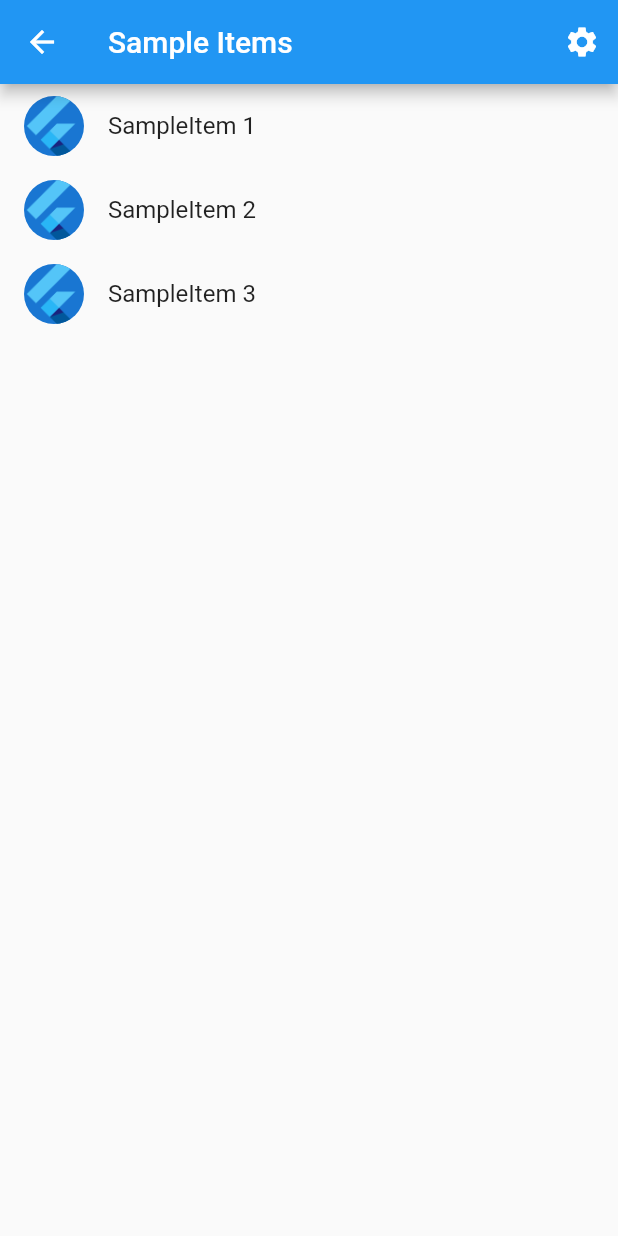
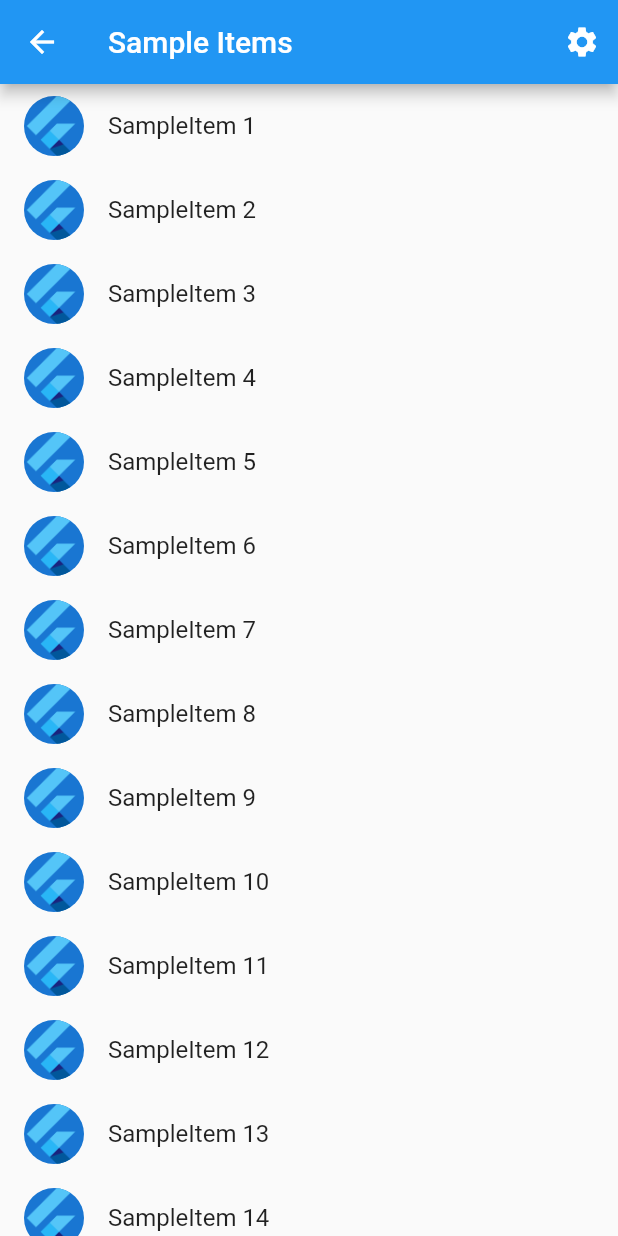
Before and after one commit to gmaggio/muna, a Flutter app: the SampleItemListView screen opened directly, on a phone screen of 412 x 824 dp. Run offline on Flutter 3.47's test engine with Material 2 defaults, Android fonts, the phone set to English and light mode, and no system bars; generated files the repository leaves out were written again; network calls fail.

Commit message:
Built basic view
Updated dummy controller

Updated dummy controller

```diff
--- a/lib/main.dart
+++ b/lib/main.dart
@@ -1,6 +1,6 @@
 import 'package:flutter/material.dart';
 
-import 'src/app.dart';
+import 'app.dart';
 import 'src/settings/settings_controller.dart';
 import 'src/settings/settings_service.dart';
 
@@ -16,5 +16,5 @@ void main() async {
   // Run the app and pass in the SettingsController. The app listens to the
   // SettingsController for changes, then passes it further down to the
   // SettingsView.
-  runApp(MyApp(settingsController: settingsController));
+  runApp(const MyApp());
 }
--- a/lib/src/sample_feature/sample_item_list_view.dart
+++ b/lib/src/sample_feature/sample_item_list_view.dart
@@ -12,6 +12,28 @@ class SampleItemListView extends StatelessWidget {
       SampleItem(1),
       SampleItem(2),
       SampleItem(3),
+      SampleItem(4),
+      SampleItem(5),
+      SampleItem(6),
+      SampleItem(7),
+      SampleItem(8),
+      SampleItem(9),
+      SampleItem(10),
+      SampleItem(11),
+      SampleItem(12),
+      SampleItem(13),
+      SampleItem(14),
+      SampleItem(15),
+      SampleItem(16),
+      SampleItem(17),
+      SampleItem(18),
+      SampleItem(19),
+      SampleItem(20),
+      SampleItem(21),
+      SampleItem(22),
+      SampleItem(23),
+      SampleItem(24),
+      SampleItem(25),
     ],
   }) : super(key: key);
 
@@ -66,7 +88,8 @@ class SampleItemListView extends StatelessWidget {
                 context,
                 SampleItemDetailsView.routeName,
               );
-              });
+            },
+          );
         },
       ),
     );
```
Also changed, not shown: lib/app.dart (added, +47 -0 lines), lib/pages/music_list.dart (added, +150 -0 lines), lib/src/app.dart (deleted, +0 -85 lines), 1 other file. Lines whose indentation alone changed are shown as unchanged.
